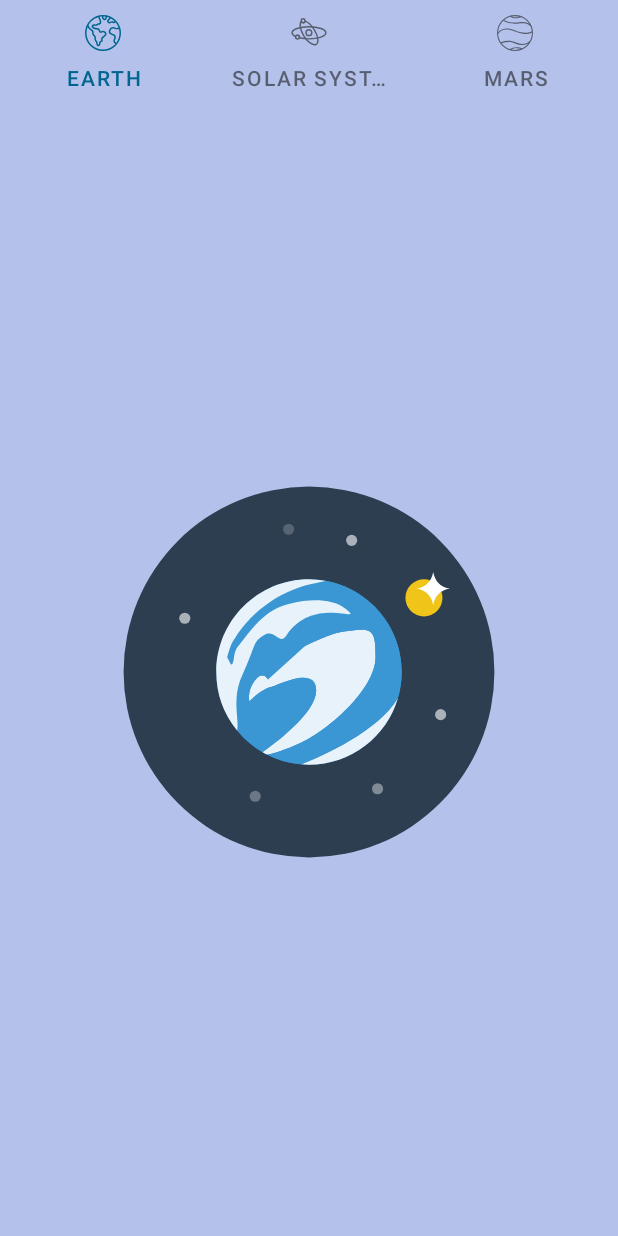
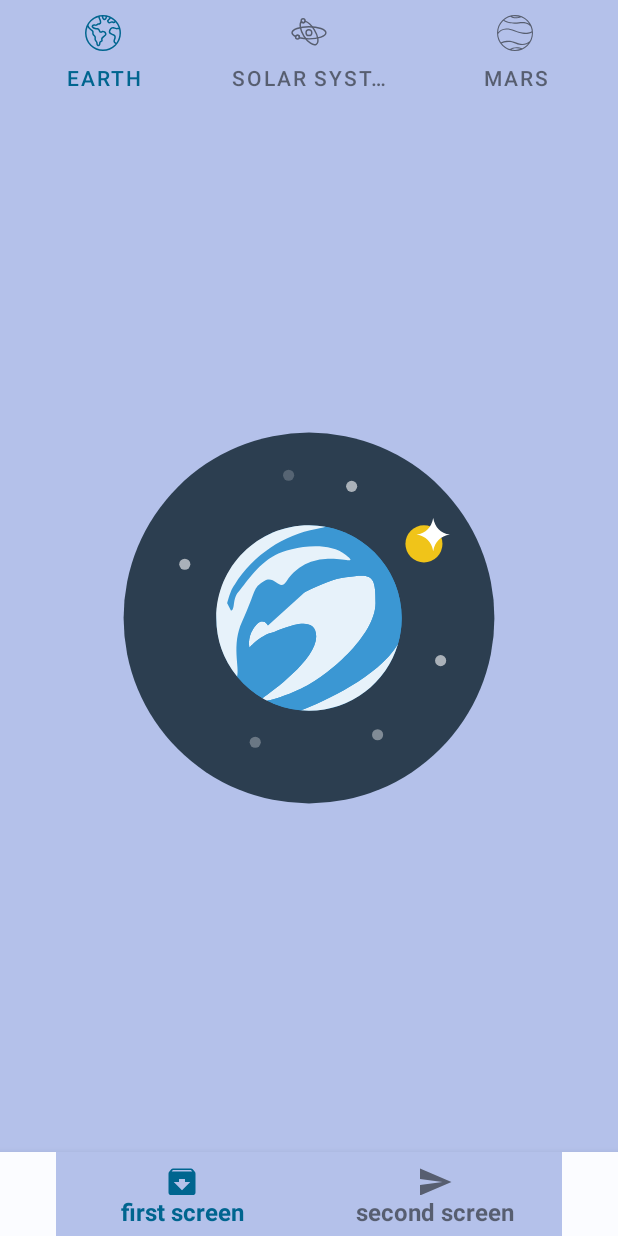
Before and after one commit to PolinaRrr/MD_GBProject, an Android app: the screen it shows after launch (ApiActivity), on a phone screen of 412 x 824 dp. Run offline under Robolectric (Android 15) with nearby library versions, the phone set to English and light mode, and no system bars; Roboto replaces fonts that are not available here.

Commit message:
HW 3
+menu

```diff
--- a/app/src/main/java/com/example/md_gbproject/view/ApiActivity.kt
+++ b/app/src/main/java/com/example/md_gbproject/view/ApiActivity.kt
@@ -19,7 +19,5 @@ class ApiActivity : AppCompatActivity() {
         binding.viewPagerTabLayout.getTabAt(1)?.setIcon(R.drawable.ic_solar_system_outline)
         binding.viewPagerTabLayout.getTabAt(2)?.setIcon(R.drawable.ic_planet_mars_outline)
 
-
-
     }
 }
--- a/app/src/main/res/layout/activity_api.xml
+++ b/app/src/main/res/layout/activity_api.xml
@@ -13,12 +13,20 @@
         app:layout_constraintBottom_toBottomOf="parent"
         app:layout_constraintEnd_toEndOf="parent"
         app:layout_constraintStart_toStartOf="parent"
-        app:layout_constraintTop_toTopOf="parent">
+        app:layout_constraintTop_toTopOf="parent" />
 
-        <com.google.android.material.tabs.TabLayout
-            android:id="@+id/viewPager_tabLayout"
-            android:layout_width="match_parent"
-            android:layout_height="wrap_content" />
-    </androidx.viewpager.widget.ViewPager>
+    <com.google.android.material.tabs.TabLayout
+        android:id="@+id/viewPager_tabLayout"
+        android:layout_width="match_parent"
+        android:layout_height="wrap_content"
+        app:layout_constraintTop_toTopOf="parent"/>
+
+    <com.google.android.material.bottomnavigation.BottomNavigationView
+        android:id="@+id/bottom_navigation_view"
+        android:layout_width="match_parent"
+        android:layout_height="wrap_content"
+        app:layout_constraintBottom_toBottomOf="parent"
+        app:menu="@menu/menu_bottom_navigation_drawer" />
+
 
 </androidx.constraintlayout.widget.ConstraintLayout>
--- a/app/src/main/res/layout/bottom_navigation_layout.xml
+++ b/app/src/main/res/layout/bottom_navigation_layout.xml
@@ -13,7 +13,7 @@
         app:layout_constraintEnd_toEndOf="parent"
         app:layout_constraintStart_toStartOf="parent"
         app:layout_constraintTop_toTopOf="parent"
-        app:menu="@menu/menu_bottom_navigation"
+        app:menu="@menu/menu_bottom_navigation_drawer"
         app:itemTextAppearance="@style/brandMgTextAppearanceSubtitle1"/>
 
 
--- /dev/null
+++ b/app/src/main/res/menu/menu_bottom_navigation_drawer.xml
@@ -0,0 +1,15 @@
+<?xml version="1.0" encoding="utf-8"?>
+<menu xmlns:android="http://schemas.android.com/apk/res/android">
+    <group android:checkableBehavior="none">
+        <item
+            android:id="@+id/item_navigation_screen_1"
+            android:icon="@drawable/ic_archive"
+            android:title="@string/first_screen"/>
+
+        <item
+            android:id="@+id/item_navigation_screen_2"
+            android:icon="@drawable/ic_send"
+            android:title="@string/second_screen"/>
+    </group>
+
+</menu>
```
Also changed, not shown: app/src/main/res/menu/bottom_navigation_menu.xml (renamed from app/src/main/res/menu/menu_bottom_navigation.xml).
